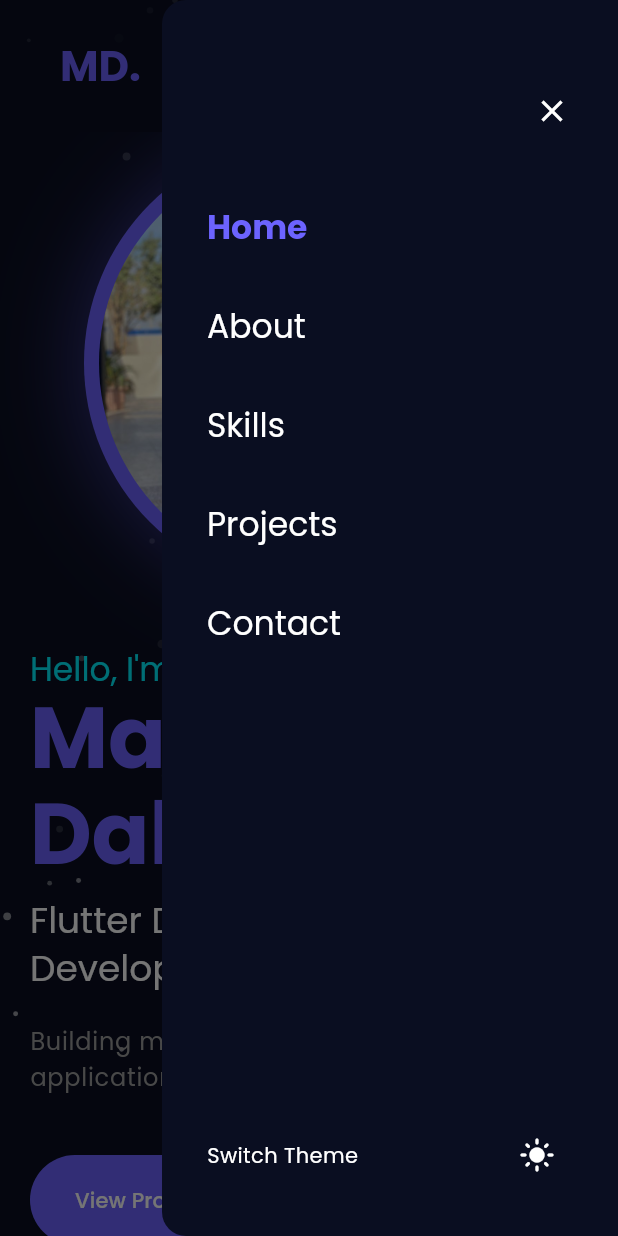
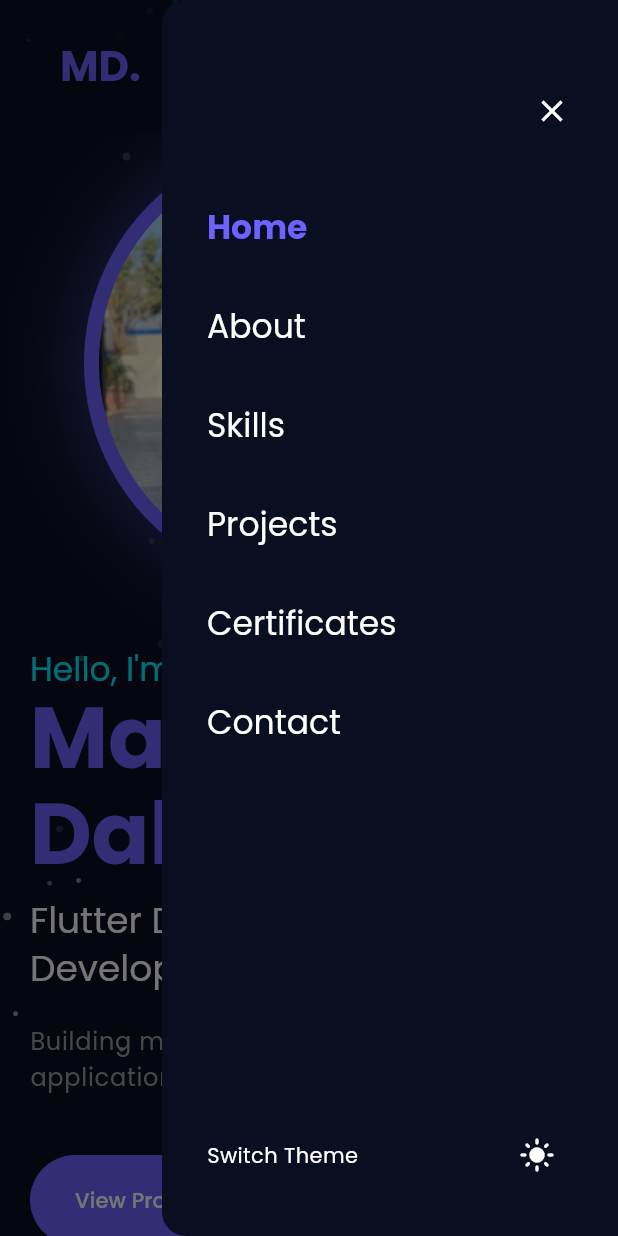
Before and after one commit to MahmoudDahy11/protfolio, a Flutter app: the screen it shows after launch, with the side drawer open, on a phone screen of 412 x 824 dp. Run offline on Flutter 3.47's test engine with Material 3 defaults, Android fonts, the phone set to English and light mode, and no system bars; drawn by our look-alikes of flutter_animate; our stand-ins replace equatable, flutter_bloc, font_awesome_flutter, go_router, google_fonts, shared_preferences.

Commit message:
feat: Add `NavBar` and `MobileDrawer` widgets for site navigation and theme toggling.

```diff
--- a/lib/features/portfolio/presentation/widgets/mobile_drawer.dart
+++ b/lib/features/portfolio/presentation/widgets/mobile_drawer.dart
@@ -16,7 +16,14 @@ class MobileDrawer extends StatelessWidget {
   @override
   Widget build(BuildContext context) {
     final isDark = Theme.of(context).brightness == Brightness.dark;
-    final navItems = ['Home', 'About', 'Skills', 'Projects', 'Contact'];
+    final navItems = [
+      'Home',
+      'About',
+      'Skills',
+      'Projects',
+      'Certificates',
+      'Contact',
+    ];
 
     return Drawer(
       backgroundColor: Theme.of(context).scaffoldBackgroundColor,
@@ -40,7 +47,9 @@ class MobileDrawer extends StatelessWidget {
               title: Text(
                 navItems[index],
                 style: Theme.of(context).textTheme.titleLarge?.copyWith(
-                  color: isSelected ? AppTheme.primaryColor : null,
+                  color: isSelected
+                      ? AppTheme.primaryColor
+                      : (isDark ? null : Colors.black),
                   fontWeight: isSelected ? FontWeight.bold : FontWeight.normal,
                 ),
               ),
@@ -59,7 +68,10 @@ class MobileDrawer extends StatelessWidget {
             padding: const EdgeInsets.all(30.0),
             child: Row(
               children: [
-                const Text('Switch Theme'),
+                Text(
+                  'Switch Theme',
+                  style: TextStyle(color: isDark ? null : Colors.black),
+                ),
                 const Spacer(),
                 IconButton(
                   icon: Icon(isDark ? Icons.light_mode : Icons.dark_mode),
--- a/lib/features/portfolio/presentation/widgets/nav_bar.dart
+++ b/lib/features/portfolio/presentation/widgets/nav_bar.dart
@@ -16,7 +16,14 @@ class NavBar extends StatelessWidget {
   @override
   Widget build(BuildContext context) {
     final isDark = Theme.of(context).brightness == Brightness.dark;
-    final navItems = ['Home', 'About', 'Skills', 'Projects', 'Contact'];
+    final navItems = [
+      'Home',
+      'About',
+      'Skills',
+      'Projects',
+      'Certificates',
+      'Contact',
+    ];
 
     return Container(
       padding: const EdgeInsets.symmetric(horizontal: 40, vertical: 20),
```
